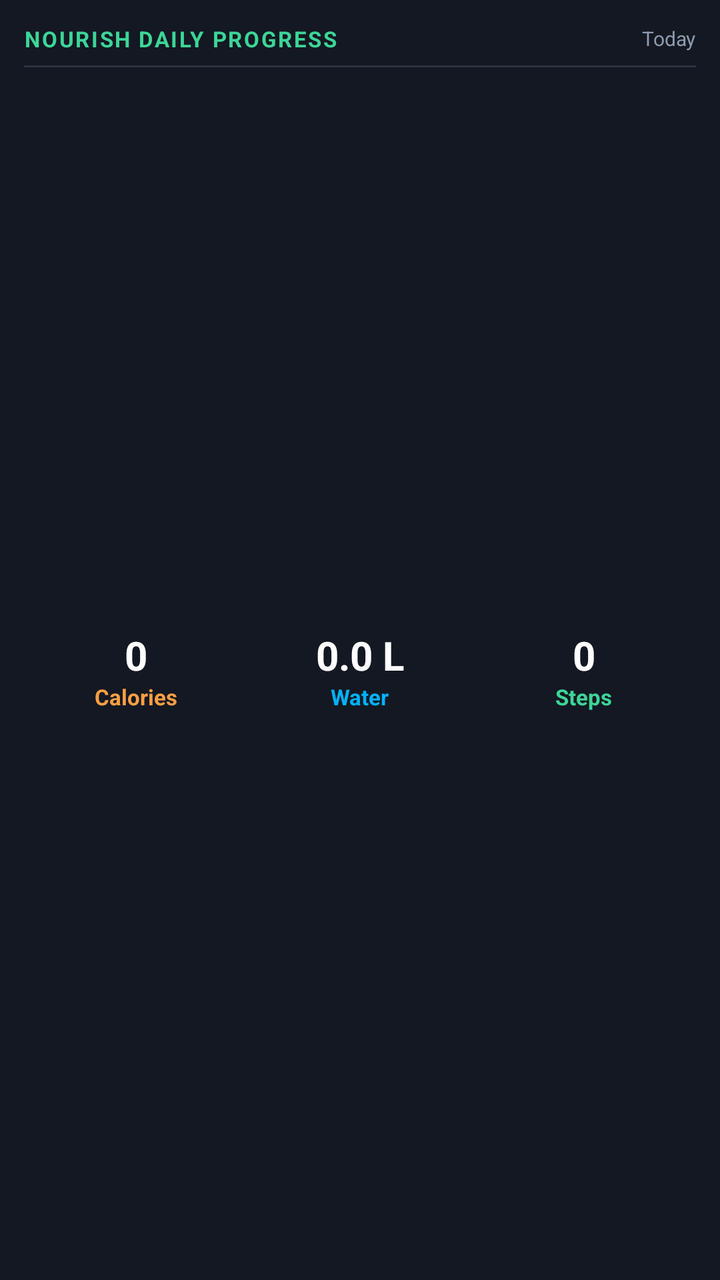
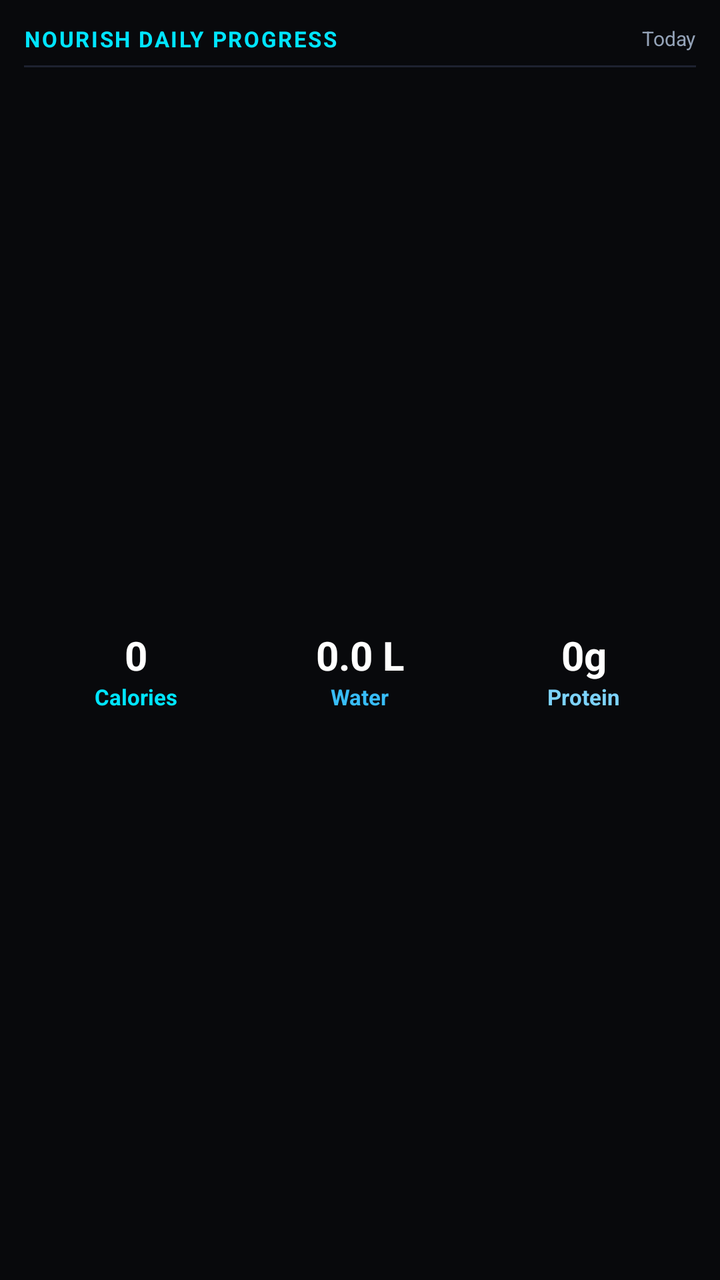

Screens rendered from an Android XML layout before and after an edit, with the pre-edit source and the edit as a unified diff.
<!-- AndroidManifest.xml: application theme Theme.FitnessApp -->
<!-- res/layout/nourish_widget_layout.xml -->
<?xml version="1.0" encoding="utf-8"?>
<LinearLayout xmlns:android="http://schemas.android.com/apk/res/android"
    android:layout_width="match_parent"
    android:layout_height="match_parent"
    android:orientation="vertical"
    android:background="#131822"
    android:padding="12dp">

    
    <LinearLayout
        android:layout_width="match_parent"
        android:layout_height="wrap_content"
        android:orientation="horizontal"
        android:gravity="center_vertical">

        <TextView
            android:layout_width="0dp"
            android:layout_height="wrap_content"
            android:layout_weight="1"
            android:text="NOURISH DAILY PROGRESS"
            android:textColor="#3DD598"
            android:textSize="11sp"
            android:textStyle="bold"
            android:letterSpacing="0.08" />

        <TextView
            android:id="@+id/widget_update_time"
            android:layout_width="wrap_content"
            android:layout_height="wrap_content"
            android:text="Today"
            android:textColor="#8F9CAE"
            android:textSize="10sp" />
    </LinearLayout>

    <FrameLayout
        android:layout_width="match_parent"
        android:layout_height="1dp"
        android:layout_marginTop="6dp"
        android:layout_marginBottom="8dp"
        android:background="#2C3242" />

    
    <LinearLayout
        android:layout_width="match_parent"
        android:layout_height="0dp"
        android:layout_weight="1"
        android:orientation="horizontal"
        android:gravity="center_vertical">

        
        <LinearLayout
            android:layout_width="0dp"
            android:layout_height="wrap_content"
            android:layout_weight="1"
            android:orientation="vertical"
            android:gravity="center">

            <TextView
                android:id="@+id/widget_calories_text"
                android:layout_width="wrap_content"
                android:layout_height="wrap_content"
                android:text="0"
                android:textColor="#FFFFFF"
                android:textSize="20sp"
                android:textStyle="bold" />

            <TextView
                android:id="@+id/widget_calories_sub"
                android:layout_width="wrap_content"
                android:layout_height="wrap_content"
                android:text="Calories"
                android:textColor="#FF9F43"
                android:textSize="11sp"
                android:textStyle="bold" />
        </LinearLayout>

        
        <LinearLayout
            android:layout_width="0dp"
            android:layout_height="wrap_content"
            android:layout_weight="1"
            android:orientation="vertical"
            android:gravity="center">

            <TextView
                android:id="@+id/widget_water_text"
                android:layout_width="wrap_content"
                android:layout_height="wrap_content"
                android:text="0.0 L"
                android:textColor="#FFFFFF"
                android:textSize="20sp"
                android:textStyle="bold" />

            <TextView
                android:id="@+id/widget_water_sub"
                android:layout_width="wrap_content"
                android:layout_height="wrap_content"
                android:text="Water"
                android:textColor="#00B2FF"
                android:textSize="11sp"
                android:textStyle="bold" />
        </LinearLayout>

        
        <LinearLayout
            android:layout_width="0dp"
            android:layout_height="wrap_content"
            android:layout_weight="1"
            android:orientation="vertical"
            android:gravity="center">

            <TextView
                android:id="@+id/widget_steps_text"
                android:layout_width="wrap_content"
                android:layout_height="wrap_content"
                android:text="0"
                android:textColor="#FFFFFF"
                android:textSize="20sp"
                android:textStyle="bold" />

            <TextView
                android:id="@+id/widget_steps_sub"
                android:layout_width="wrap_content"
                android:layout_height="wrap_content"
                android:text="Steps"
                android:textColor="#3DD598"
                android:textSize="11sp"
                android:textStyle="bold" />
        </LinearLayout>

    </LinearLayout>

</LinearLayout>
<!-- resources referenced by this layout -->
<resources>
  <style name="Theme.FitnessApp" parent="android:Theme.Material.NoActionBar">
          <item name="android:windowBackground">#0B0E14</item>
          <item name="android:colorBackground">#0B0E14</item>
          <item name="android:statusBarColor">@android:color/transparent</item>
          <item name="android:navigationBarColor">@android:color/transparent</item>
          <item name="android:windowDrawsSystemBarBackgrounds">true</item>
      </style>
</resources>

<!-- the commit's change to res/layout/nourish_widget_layout.xml (unified diff, before → after) -->
@@ -3,7 +3,7 @@
     android:layout_width="match_parent"
     android:layout_height="match_parent"
     android:orientation="vertical"
-    android:background="#131822"
+    android:background="#08090C"
     android:padding="12dp">
 
     
@@ -18,7 +18,7 @@
             android:layout_height="wrap_content"
             android:layout_weight="1"
             android:text="NOURISH DAILY PROGRESS"
-            android:textColor="#3DD598"
+            android:textColor="#00E5FF"
             android:textSize="11sp"
             android:textStyle="bold"
             android:letterSpacing="0.08" />
@@ -28,7 +28,7 @@
             android:layout_width="wrap_content"
             android:layout_height="wrap_content"
             android:text="Today"
-            android:textColor="#8F9CAE"
+            android:textColor="#94A3B8"
             android:textSize="10sp" />
     </LinearLayout>
 
@@ -37,7 +37,7 @@
         android:layout_height="1dp"
         android:layout_marginTop="6dp"
         android:layout_marginBottom="8dp"
-        android:background="#2C3242" />
+        android:background="#1E2230" />
 
     
     <LinearLayout
@@ -69,7 +69,7 @@
                 android:layout_width="wrap_content"
                 android:layout_height="wrap_content"
                 android:text="Calories"
-                android:textColor="#FF9F43"
+                android:textColor="#00E5FF"
                 android:textSize="11sp"
                 android:textStyle="bold" />
         </LinearLayout>
@@ -96,7 +96,7 @@
                 android:layout_width="wrap_content"
                 android:layout_height="wrap_content"
                 android:text="Water"
-                android:textColor="#00B2FF"
+                android:textColor="#38BDF8"
                 android:textSize="11sp"
                 android:textStyle="bold" />
         </LinearLayout>
@@ -113,7 +113,7 @@
                 android:id="@+id/widget_steps_text"
                 android:layout_width="wrap_content"
                 android:layout_height="wrap_content"
-                android:text="0"
+                android:text="0g"
                 android:textColor="#FFFFFF"
                 android:textSize="20sp"
                 android:textStyle="bold" />
@@ -122,8 +122,8 @@
                 android:id="@+id/widget_steps_sub"
                 android:layout_width="wrap_content"
                 android:layout_height="wrap_content"
-                android:text="Steps"
-                android:textColor="#3DD598"
+                android:text="Protein"
+                android:textColor="#7DD3FC"
                 android:textSize="11sp"
                 android:textStyle="bold" />
         </LinearLayout>
